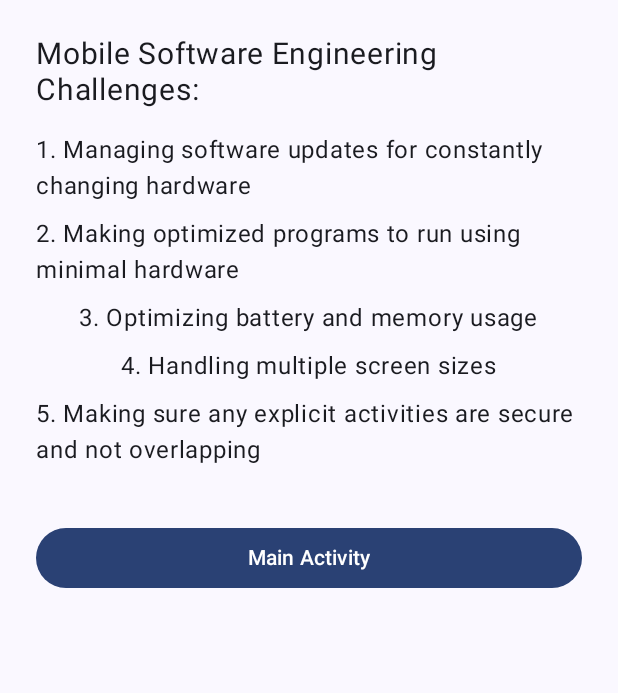
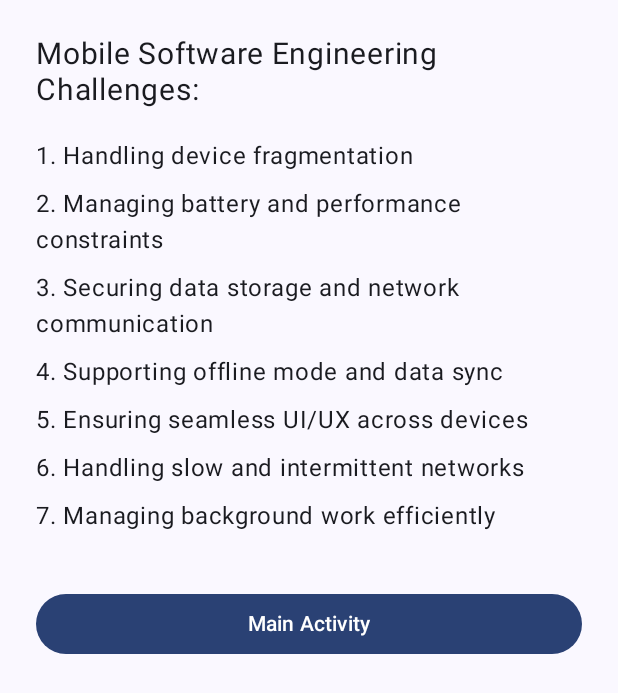
Before and after one commit to Chadicus-ECE/MyFirstApp1, an Android app built with Jetpack Compose: the screen it shows after launch (SecondActivity), after a tap on "Start Activity Explicitly", on a phone screen of 412 x 824 dp. Shown: the top 693 px of the screen. Run offline under Robolectric (Android 15) with nearby library versions, the phone set to English and light mode, and no system bars.

```diff
--- a/app/src/main/java/com/example/myfirstapp/MainActivity.kt
+++ b/app/src/main/java/com/example/myfirstapp/MainActivity.kt
@@ -5,10 +5,13 @@ import android.os.Bundle
 import androidx.activity.ComponentActivity
 import androidx.activity.compose.setContent
 import androidx.compose.foundation.layout.*
-import androidx.compose.material3.*
+import androidx.compose.material3.Button
+import androidx.compose.material3.Scaffold
+import androidx.compose.material3.Text
 import androidx.compose.runtime.Composable
 import androidx.compose.ui.Alignment
 import androidx.compose.ui.Modifier
+import androidx.compose.ui.tooling.preview.Preview
 import androidx.compose.ui.unit.dp
 import androidx.compose.ui.unit.sp
 import com.example.myfirstapp.ui.theme.MyFirstAppTheme
@@ -16,22 +19,37 @@ import com.example.myfirstapp.ui.theme.MyFirstAppTheme
 class MainActivity : ComponentActivity() {
     override fun onCreate(savedInstanceState: Bundle?) {
         super.onCreate(savedInstanceState)
+
         setContent {
             MyFirstAppTheme {
-                MainScreen(onExplicitClick = {
-                    val intent = Intent(this, SecondActivity::class.java)
-                    startActivity(intent)
-                }, onImplicitClick = {
-                    val intent = Intent("com.example.myfirstapp.OPEN_CHALLENGES")
-                    startActivity(intent)
-                })
+                MainScreen(
+                    onExplicitClick = {
+                        // Explicit intent to SecondActivity
+                        val intent = Intent(this, SecondActivity::class.java)
+                        startActivity(intent)
+                    },
+                    onImplicitClick = {
+                        // Implicit intent that matches SecondActivity's intent-filter
+                        val intent = Intent("com.example.myfirstapp.OPEN_CHALLENGES")
+                        startActivity(intent)
+                    },
+                    onViewImageClick = {
+                        // Open ThirdActivity (camera / image view)
+                        val intent = Intent(this, ThirdActivity::class.java)
+                        startActivity(intent)
+                    }
+                )
             }
         }
     }
 }
 
 @Composable
-fun MainScreen(onExplicitClick: () -> Unit, onImplicitClick: () -> Unit) {
+fun MainScreen(
+    onExplicitClick: () -> Unit,
+    onImplicitClick: () -> Unit,
+    onViewImageClick: () -> Unit
+) {
     Scaffold { padding ->
         Column(
             modifier = Modifier
@@ -41,18 +59,58 @@ fun MainScreen(onExplicitClick: () -> Unit, onImplicitClick: () -> Unit) {
             horizontalAlignment = Alignment.CenterHorizontally,
             verticalArrangement = Arrangement.Center
         ) {
-            Text(text = "Full Name: Connor Nadgwick", fontSize = 22.sp)
-            Text(text = "Student ID: 1367169", fontSize = 20.sp, modifier = Modifier.padding(top = 8.dp))
+            // Name and ID
+            Text(
+                text = "Full Name: Connor Nadgwick",
+                fontSize = 22.sp
+            )
+            Text(
+                text = "Student ID: 123456",   // <- replace with your real ID
+                fontSize = 20.sp,
+                modifier = Modifier.padding(top = 8.dp)
+            )
 
             Spacer(modifier = Modifier.height(32.dp))
 
-            Button(onClick = onExplicitClick, modifier = Modifier.fillMaxWidth()) {
+            // Start second activity explicitly
+            Button(
+                onClick = onExplicitClick,
+                modifier = Modifier.fillMaxWidth()
+            ) {
                 Text("Start Activity Explicitly")
             }
+
             Spacer(modifier = Modifier.height(16.dp))
-            Button(onClick = onImplicitClick, modifier = Modifier.fillMaxWidth()) {
+
+            // Start second activity implicitly
+            Button(
+                onClick = onImplicitClick,
+                modifier = Modifier.fillMaxWidth()
+            ) {
                 Text("Start Activity Implicitly")
+            }
+
+            Spacer(modifier = Modifier.height(16.dp))
+
+            // Go to image / camera activity
+            Button(
+                onClick = onViewImageClick,
+                modifier = Modifier.fillMaxWidth()
+            ) {
+                Text("View Image Activity")
             }
         }
     }
 }
+
+@Preview(showBackground = true)
+@Composable
+fun MainScreenPreview() {
+    MyFirstAppTheme {
+        MainScreen(
+            onExplicitClick = {},
+            onImplicitClick = {},
+            onViewImageClick = {}
+        )
+    }
+}
--- a/app/src/main/java/com/example/myfirstapp/SecondActivity.kt
+++ b/app/src/main/java/com/example/myfirstapp/SecondActivity.kt
@@ -5,7 +5,9 @@ import android.os.Bundle
 import androidx.activity.ComponentActivity
 import androidx.activity.compose.setContent
 import androidx.compose.foundation.layout.*
-import androidx.compose.material3.*
+import androidx.compose.material3.Button
+import androidx.compose.material3.Scaffold
+import androidx.compose.material3.Text
 import androidx.compose.runtime.Composable
 import androidx.compose.ui.Alignment
 import androidx.compose.ui.Modifier
@@ -16,13 +18,17 @@ import com.example.myfirstapp.ui.theme.MyFirstAppTheme
 class SecondActivity : ComponentActivity() {
     override fun onCreate(savedInstanceState: Bundle?) {
         super.onCreate(savedInstanceState)
+
         setContent {
             MyFirstAppTheme {
-                SecondScreen(onMainClick = {
-                    val intent = Intent(this, MainActivity::class.java)
-                    intent.addFlags(Intent.FLAG_ACTIVITY_CLEAR_TOP)
-                    startActivity(intent)
-                })
+                SecondScreen(
+                    onMainClick = {
+                        // Launch MainActivity (avoid stacking)
+                        val intent = Intent(this, MainActivity::class.java)
+                        intent.addFlags(Intent.FLAG_ACTIVITY_CLEAR_TOP or Intent.FLAG_ACTIVITY_SINGLE_TOP)
+                        startActivity(intent)
+                    }
+                )
             }
         }
     }
@@ -36,30 +42,43 @@ fun SecondScreen(onMainClick: () -> Unit) {
                 .fillMaxSize()
                 .padding(padding)
                 .padding(24.dp),
-            horizontalAlignment = Alignment.CenterHorizontally
+            horizontalAlignment = Alignment.Start
         ) {
+
+            // Title
             Text(
                 text = "Mobile Software Engineering Challenges:",
                 fontSize = 20.sp,
-                modifier = Modifier.padding(bottom = 12.dp)
+                modifier = Modifier.padding(bottom = 16.dp)
             )
 
+            // List of challenges (use any 5+)
             val challenges = listOf(
-                "1. Managing software updates for constantly changing hardware",
-                "2. Making optimized programs to run using minimal hardware",
-                "3. Optimizing battery and memory usage",
-                "4. Handling multiple screen sizes",
-                "5. Making sure any explicit activities are secure and not overlapping"
+                "1. Handling device fragmentation",
+                "2. Managing battery and performance constraints",
+                "3. Securing data storage and network communication",
+                "4. Supporting offline mode and data sync",
+                "5. Ensuring seamless UI/UX across devices",
+                "6. Handling slow and intermittent networks",
+                "7. Managing background work efficiently"
             )
 
-            challenges.forEach { challenge ->
-                Text(text = challenge, fontSize = 16.sp, modifier = Modifier.padding(vertical = 4.dp))
+            for (item in challenges) {
+                Text(
+                    text = item,
+                    fontSize = 16.sp,
+                    modifier = Modifier.padding(vertical = 4.dp)
+                )
             }
 
             Spacer(modifier = Modifier.height(32.dp))
 
-            Button(onClick = onMainClick, modifier = Modifier.fillMaxWidth()) {
-                Text("Main Activity")
+            // Return to MainActivity
+            Button(
+                onClick = onMainClick,
+                modifier = Modifier.fillMaxWidth()
+            ) {
+                Text(text = "Main Activity")
             }
         }
     }
```
Also changed, not shown: app/src/main/AndroidManifest.xml (+18 -9 lines), app/src/main/java/com/example/myfirstapp/ThirdActivity.kt (added, +72 -0 lines).
